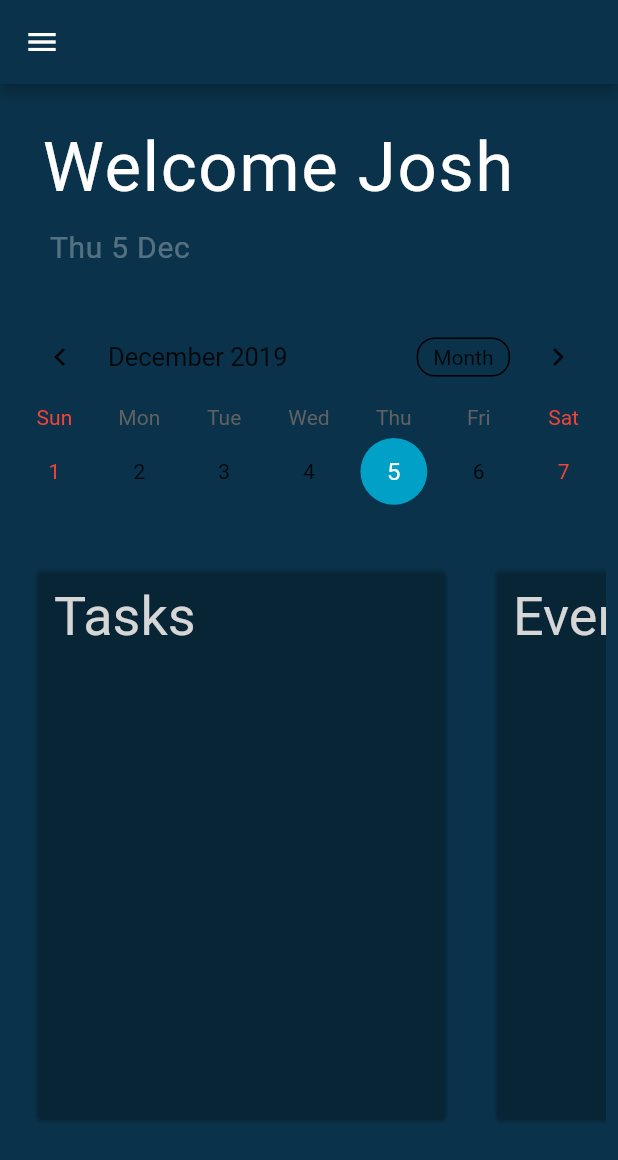
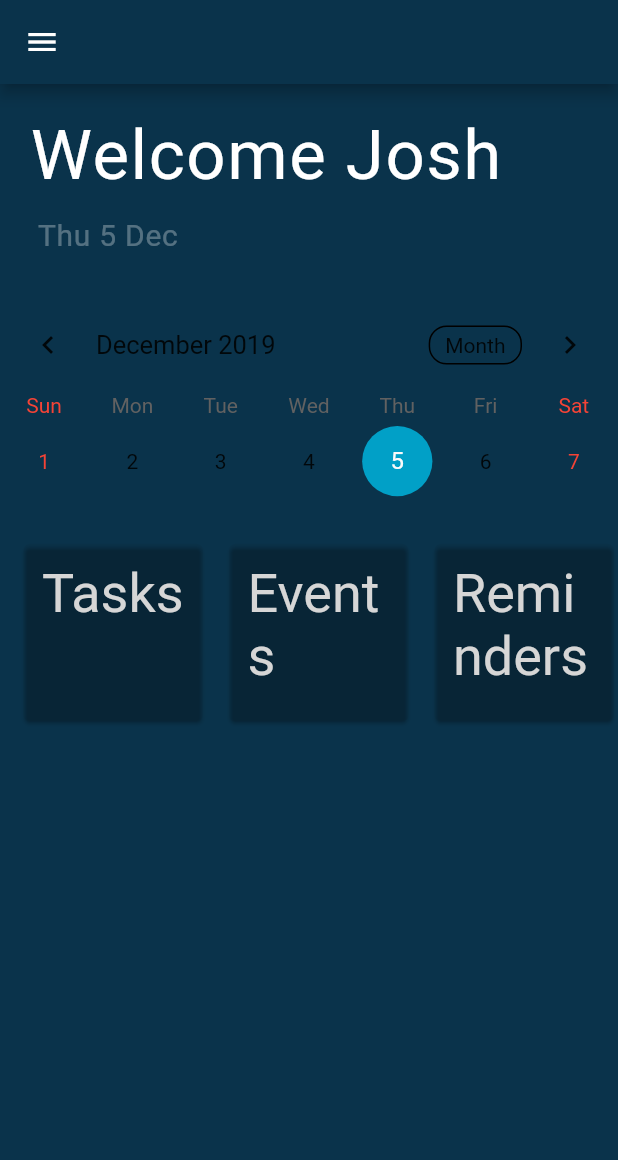
Before and after one commit to MisterJoz/Productivist, a Flutter app: the screen it shows after launch, after a tap on "Login", on a phone screen of 412 x 824 dp. Shown: the top 1160 px of the screen. Run offline on Flutter 3.47's test engine with Material 2 defaults, Android fonts, the phone set to English and light mode, and no system bars; drawn by our look-alikes of table_calendar; Roboto replaces fonts that are missing (Calibre-Semibold, Calibre-Thin).

Commit message:
changed welcome_page body to ListView & resized cards

```diff
--- a/lib/screens/welcome_page.dart
+++ b/lib/screens/welcome_page.dart
@@ -68,26 +68,42 @@ class _WelcomePageState extends State<WelcomePage> {
           ],
         ),
       ),
-      body: Padding(
-        padding: const EdgeInsets.all(8.0),
-        child: Container(
+
+      //////////// UI Design begins here ///////////
+      body: ListView(
+        children: <Widget>[
+          Container(
             child: Column(
               children: <Widget>[
+                //Welcome message with currentUser name
                 Row(
                   children: <Widget>[
                     Padding(
-                    padding: EdgeInsets.fromLTRB(20, 20, 20, 10),
+                      padding: EdgeInsets.fromLTRB(20, 20, 0, 10),
                       child: Text(
-                      "Welcome ${currentUser.name}",
+                        "Welcome ",
                         style: TextStyle(
                             color: Colors.white,
                             fontSize: 46.0,
                             fontFamily: "Calibre-Semibold",
                             letterSpacing: 1.0),
                       ),
+                    ),
+                    Padding(
+                      padding: EdgeInsets.fromLTRB(0, 20, 20, 10),
+                      child: Text(
+                        "${currentUser.name}",
+                        style: TextStyle(
+                            color: Colors.white,
+                            fontSize: 46.0,
+                            fontFamily: "Calibre-Thin",
+                            letterSpacing: 1.0),
+                      ),
                     )
                   ],
                 ),
+
+                // Current date under welcome message
                 Row(
                   children: <Widget>[
                     Padding(
@@ -103,6 +119,8 @@ class _WelcomePageState extends State<WelcomePage> {
                     )
                   ],
                 ),
+
+                // Calendar where forecast should be
                 Container(
                   child: TableCalendar(
                     calendarStyle: CalendarStyle(
@@ -113,26 +131,29 @@ class _WelcomePageState extends State<WelcomePage> {
                     initialCalendarFormat: CalendarFormat.week,
                   ),
                 ),
+
+                // Holds section cards (tasks, events, reminders)
                 Container(
                   decoration: BoxDecoration(
                     color: Color.fromRGBO(10, 51, 75, 1),
                     borderRadius: BorderRadius.all(Radius.circular(4.0)),
                   ),
-                margin: EdgeInsets.fromLTRB(0, 20, 0, 20),
-                height: 400,
+                  margin: EdgeInsets.fromLTRB(0, 10, 0, 20),
+                  height: 150,
                   child: ListView(
                     scrollDirection: Axis.horizontal,
                     children: <Widget>[
+                      //Task card
                       Card(
                         color: Color.fromRGBO(15, 37, 51, 0),
-                      margin: EdgeInsets.fromLTRB(16.0, 16.0, 16.0, 16.0),
+                        margin: EdgeInsets.fromLTRB(16.0, 16.0, 2.0, 16.0),
                         child: Padding(
                           padding: EdgeInsets.all(12.0),
                           child: Row(
                             crossAxisAlignment: CrossAxisAlignment.stretch,
                             children: <Widget>[
                               SizedBox(
-                              width: 250,
+                                width: 95,
                                 child: Text(
                                   "Tasks",
                                   style: TextStyle(
@@ -145,16 +166,18 @@ class _WelcomePageState extends State<WelcomePage> {
                           ),
                         ),
                       ),
+
+                      // Events card
                       Card(
                         color: Color.fromRGBO(15, 37, 51, 0),
-                      margin: EdgeInsets.fromLTRB(16.0, 16.0, 16.0, 16.0),
+                        margin: EdgeInsets.fromLTRB(16.0, 16.0, 2.0, 16.0),
                         child: Padding(
                           padding: EdgeInsets.all(12.0),
                           child: Row(
                             crossAxisAlignment: CrossAxisAlignment.stretch,
                             children: <Widget>[
                               SizedBox(
-                              width: 250,
+                                width: 95,
                                 child: Text(
                                   "Events",
                                   style: TextStyle(
@@ -167,6 +190,8 @@ class _WelcomePageState extends State<WelcomePage> {
                           ),
                         ),
                       ),
+
+                      // Reminders
                       Card(
                         color: Color.fromRGBO(15, 37, 51, 0),
                         margin: EdgeInsets.fromLTRB(16.0, 16.0, 16.0, 16.0),
@@ -176,7 +201,7 @@ class _WelcomePageState extends State<WelcomePage> {
                             crossAxisAlignment: CrossAxisAlignment.stretch,
                             children: <Widget>[
                               SizedBox(
-                              width: 250,
+                                width: 95,
                                 child: Text(
                                   "Reminders",
                                   style: TextStyle(
@@ -195,6 +220,7 @@ class _WelcomePageState extends State<WelcomePage> {
               ],
             ),
           ),
+        ],
       ),
     );
   }
```
Lines whose indentation alone changed are shown as unchanged.
